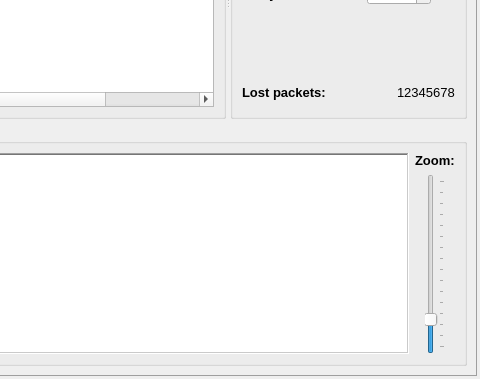
Old version of the form Homer/forms/Widgets/OverviewNetworkSimulationWidget.ui in the repository Homer-Conferencing/Homer-Conferencing; both pictures show x 1043 to 1523 and y 134 to 513 of the 1523 by 513 pixel window.
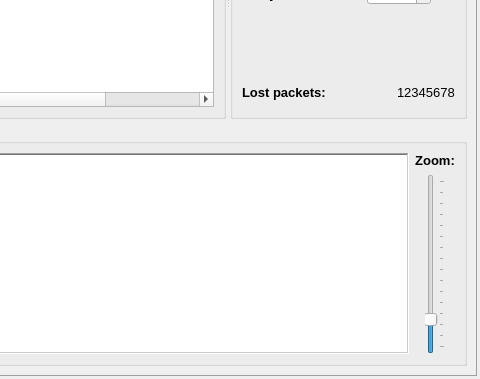
New version of the form.

Diff of the .ui file:
```diff
--- a/Homer/forms/Widgets/OverviewNetworkSimulationWidget.ui
+++ b/Homer/forms/Widgets/OverviewNetworkSimulationWidget.ui
@@ -1200,6 +1200,9 @@
                <property name="text">
                 <string>Zoom:</string>
                </property>
+               <property name="alignment">
+                <set>Qt::AlignCenter</set>
+               </property>
               </widget>
              </item>
              <item>
```
